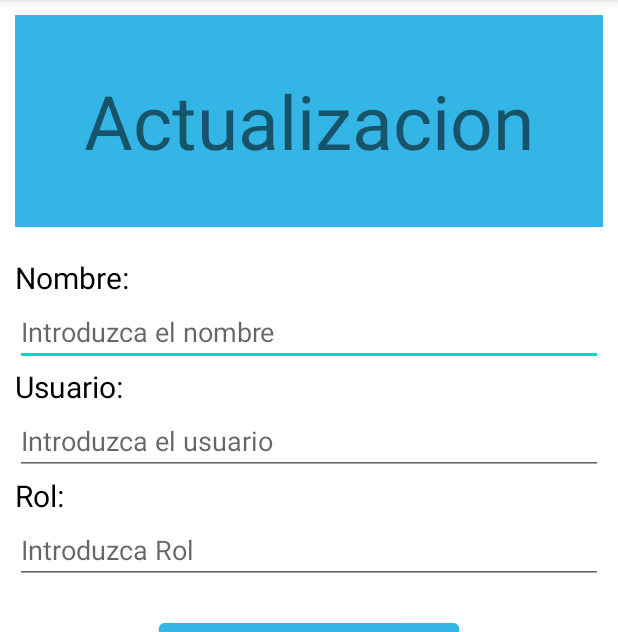
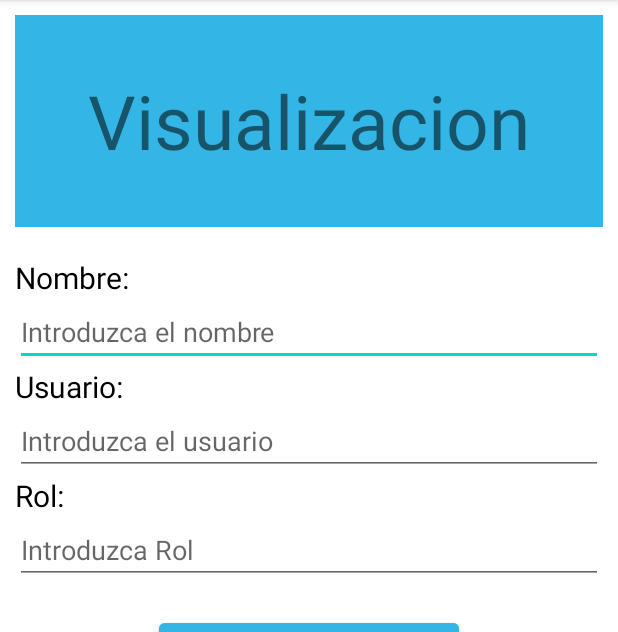
Before and after one commit to v4roah1994/Service, an Android app: the VisualizarActivity screen opened directly, with no data from a screen before it, on a phone screen of 412 x 824 dp, the part 84-716 px from its top. Run offline under Robolectric (Android 15) with nearby library versions, the phone set to English and light mode, and no system bars.

Commit message:
Update files

```diff
--- a/app/src/main/java/com/example/buscadorpersonas/CreacionActivity.java
+++ b/app/src/main/java/com/example/buscadorpersonas/CreacionActivity.java
@@ -59,7 +59,7 @@ public class CreacionActivity extends AppCompatActivity {
     }
 
     private void createUser(User u) {
-        //Hace la petición POST
+        //POST
         Call<InfoResponse> respInfo = (new InfoServices().postInfoService(u));
         respInfo.enqueue(new Callback<InfoResponse>() {
             @Override
--- a/app/src/main/res/layout/activity_visualizar.xml
+++ b/app/src/main/res/layout/activity_visualizar.xml
@@ -19,7 +19,7 @@
             android:layout_width="match_parent"
             android:layout_height="141dp"
             android:background="@android:color/holo_blue_light"
-            android:text="Actualizacion"
+            android:text="Visualizacion"
             android:textAlignment="center"
             android:gravity="center"
             android:textSize="50sp" />
```
